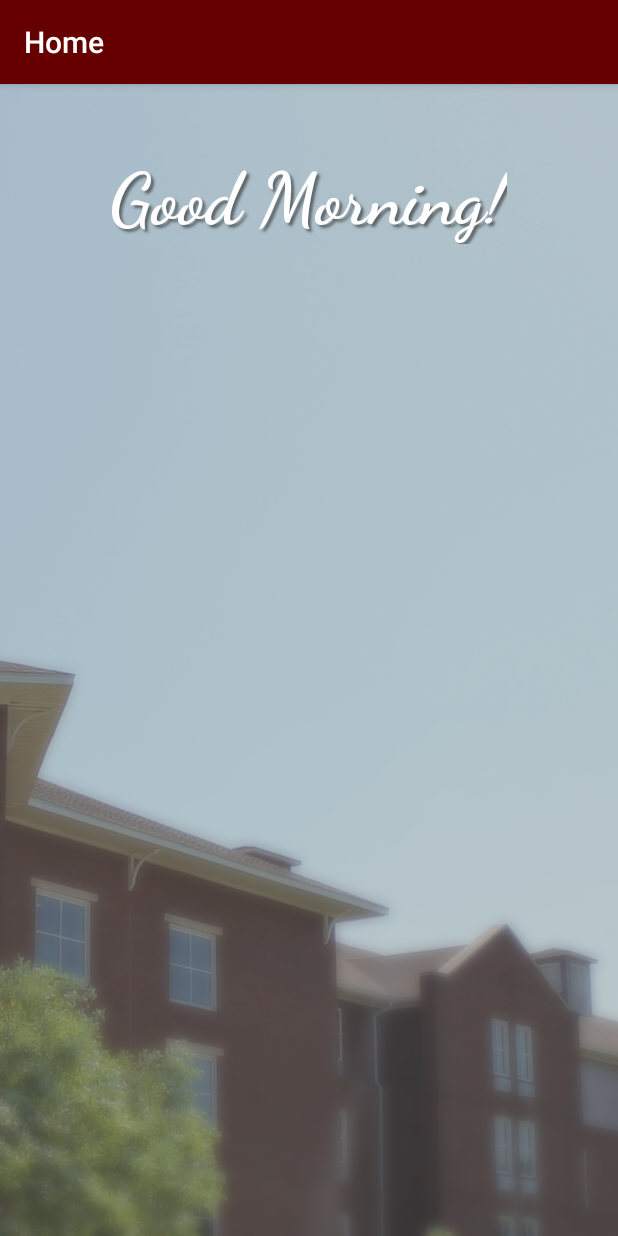
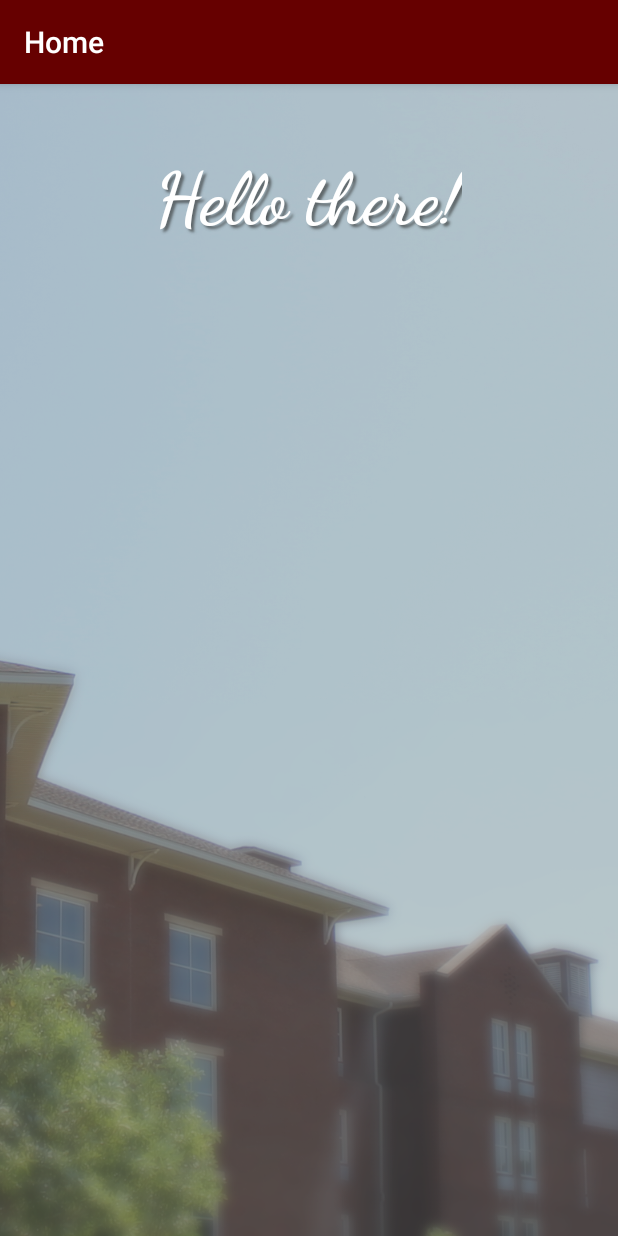
Before and after one commit to Techzune/Maroon, an Android app: the screen it shows after launch (ActivityMain), on a phone screen of 412 x 824 dp. Run offline under Robolectric (Android 15) with nearby library versions, the phone set to English and light mode, and no system bars; our stand-ins replace ButterKnife; libraries missing offline, so code that uses them is left out: com.mapbox.mapboxsdk, com.mapbox.services; 11 statements that could not run were skipped.

Commit message:
Created time strings, added hello there as default

```diff
--- a/app/src/main/res/layout/fragment_home.xml
+++ b/app/src/main/res/layout/fragment_home.xml
@@ -28,7 +28,7 @@
                     android:layout_height="wrap_content"
                     android:layout_centerInParent="true"
                     android:gravity="center"
-                    android:text="@string/good_morning"
+                    android:text="@string/hello_there"
                     android:fontFamily="cursive"
                     android:textSize="48dp"
                     android:textStyle="bold"
--- a/app/src/main/res/values/strings.xml
+++ b/app/src/main/res/values/strings.xml
@@ -19,7 +19,8 @@
     <string name="what_is_major">What is your major?</string>
     <string name="what_is_netID">What is your netID?</string>
 
-    <string name="good_morning">Good Morning!</string>
-    <string name="good_afternoon">Good Afternoon!</string>
-    <string name="good_evening">Good Evening!</string>
+    <string name="good_morning">Good morning!</string>
+    <string name="good_afternoon">Good afternoon!</string>
+    <string name="good_evening">Good evening!</string>
+    <string name="hello_there">Hello there!</string>
 </resources>
```
